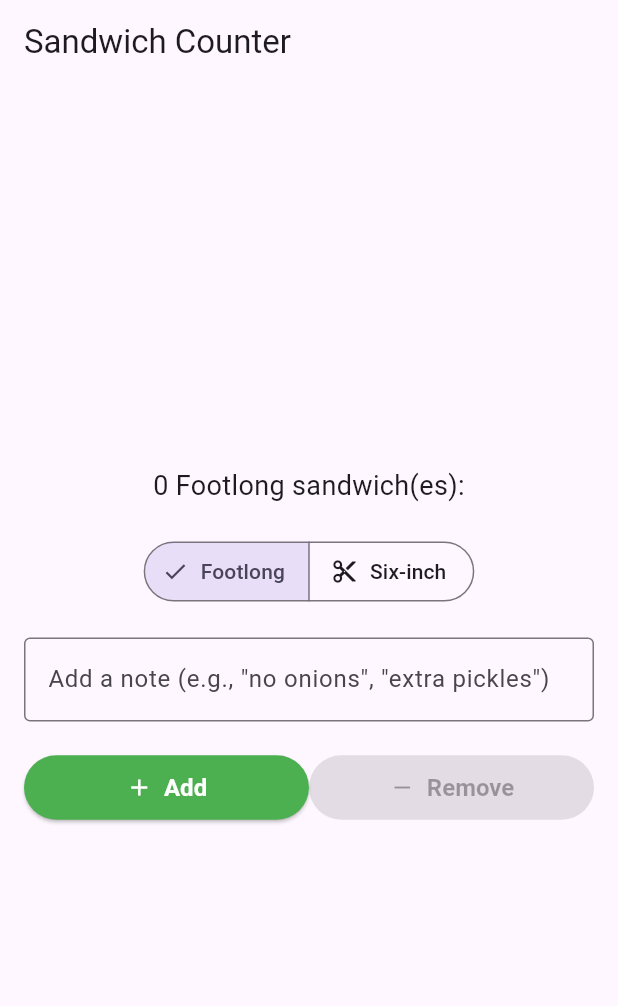
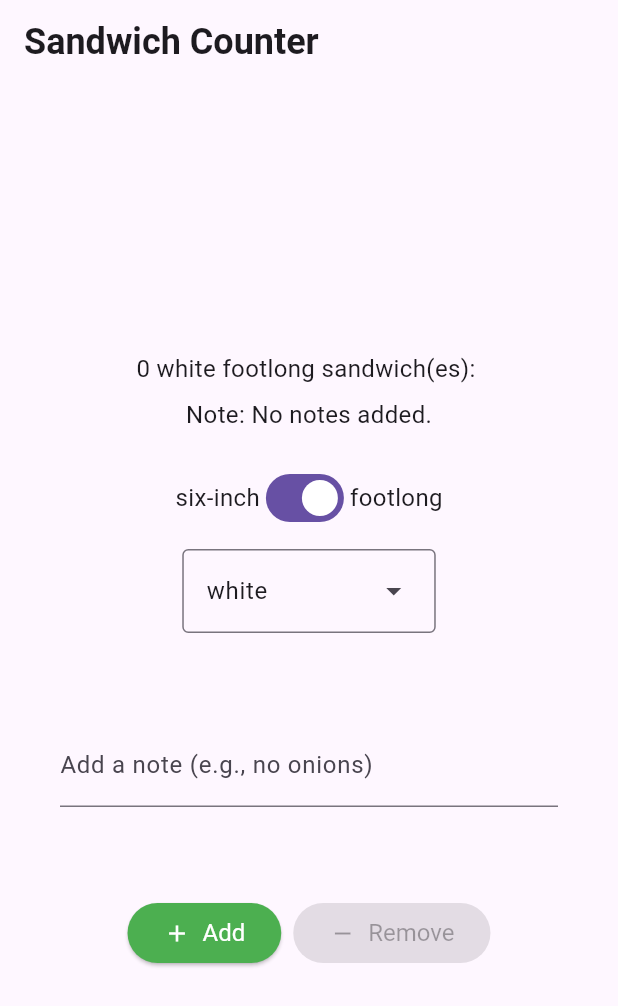
Before and after one commit to sd7n/seansandwich_shop, a Flutter app: the screen it shows after launch, on a phone screen of 412 x 824 dp. Shown: the top 1006 px of the screen. Run offline on Flutter 3.47's test engine with Material 3 defaults, Android fonts, the light colour scheme and no system bars.

Commit message:
Refactor OrderScreen to enhance state management and UI interactions; add BreadType enum

```diff
--- a/lib/main.dart
+++ b/lib/main.dart
@@ -1,5 +1,7 @@
 import 'package:flutter/material.dart';
-import 'package:seansandwich_shop/views/app_styles.dart';
+import 'app_styles.dart';
+
+enum BreadType { white, wheat, wholemeal }
 
 void main() {
   runApp(const App());
@@ -12,7 +14,7 @@
   Widget build(BuildContext context) {
     return const MaterialApp(
       title: 'Sandwich Shop App',
-      home: OrderScreen(),
+      home: OrderScreen(maxQuantity: 5),
     );
   }
 }
@@ -30,171 +32,218 @@
 
 class _OrderScreenState extends State<OrderScreen> {
   int _quantity = 0;
-  String _note = '';
-  String _sandwichType = 'Footlong'; // 🆕 New state variable
-  final TextEditingController _noteController = TextEditingController();
+  final TextEditingController _notesController = TextEditingController();
+  bool _isFootlong = true;
+  BreadType _selectedBreadType = BreadType.white;
 
-  void _increaseQuantity() {
-    if (_quantity < widget.maxQuantity) {
-      setState(() => _quantity++);
-    }
-  }
-
-  void _decreaseQuantity() {
-    if (_quantity > 0) {
-      setState(() => _quantity--);
-    }
+  @override
+  void initState() {
+    super.initState();
+    _notesController.addListener(() {
+      setState(() {});
+    });
   }
 
   @override
   void dispose() {
-    _noteController.dispose();
+    _notesController.dispose();
     super.dispose();
+  }
+
+  VoidCallback? _getIncreaseCallback() {
+    if (_quantity < widget.maxQuantity) {
+      return () {
+        setState(() => _quantity++);
+      };
+    }
+    return null;
+  }
+
+  VoidCallback? _getDecreaseCallback() {
+    if (_quantity > 0) {
+      return () {
+        setState(() => _quantity--);
+      };
+    }
+    return null;
+  }
+
+  void _onSandwichTypeChanged(bool value) {
+    setState(() => _isFootlong = value);
+  }
+
+  void _onBreadTypeSelected(BreadType? value) {
+    if (value != null) {
+      setState(() => _selectedBreadType = value);
+    }
+  }
+
+  List<DropdownMenuEntry<BreadType>> _buildDropdownEntries() {
+    List<DropdownMenuEntry<BreadType>> entries = [];
+    for (BreadType bread in BreadType.values) {
+      DropdownMenuEntry<BreadType> newEntry = DropdownMenuEntry<BreadType>(
+        value: bread,
+        label: bread.name,
+      );
+      entries.add(newEntry);
+    }
+    return entries;
   }
 
   @override
   Widget build(BuildContext context) {
-    final bool canAdd = _quantity < widget.maxQuantity;
-    final bool canRemove = _quantity > 0;
+    String sandwichType = 'footlong';
+    if (!_isFootlong) {
+      sandwichType = 'six-inch';
+    }
+
+    String noteForDisplay;
+    if (_notesController.text.isEmpty) {
+      noteForDisplay = 'No notes added.';
+    } else {
+      noteForDisplay = _notesController.text;
+    }
 
     return Scaffold(
       appBar: AppBar(
-        title: const Text('Sandwich Counter'),
+        title: const Text(
+          'Sandwich Counter',
+          style: heading1,
+        ),
       ),
       body: Center(
-        child: Padding(
-          padding: const EdgeInsets.all(16.0),
         child: Column(
           mainAxisAlignment: MainAxisAlignment.center,
           children: <Widget>[
-              // Display sandwich order summary
             OrderItemDisplay(
-                _quantity,
-                _sandwichType,
+              quantity: _quantity,
+              itemType: sandwichType,
+              breadType: _selectedBreadType,
+              orderNote: noteForDisplay,
             ),
-
             const SizedBox(height: 20),
-
-              // 🆕 Sandwich type selector
-              SegmentedButton<String>(
-                segments: const <ButtonSegment<String>>[
-                  ButtonSegment(
-                    value: 'Footlong',
-                    label: Text('Footlong'),
-                    icon: Icon(Icons.straighten),
+            Row(
+              mainAxisAlignment: MainAxisAlignment.center,
+              children: [
+                const Text('six-inch', style: normalText),
+                Switch(
+                  value: _isFootlong,
+                  onChanged: _onSandwichTypeChanged,
                 ),
-                  ButtonSegment(
-                    value: 'Six-inch',
-                    label: Text('Six-inch'),
-                    icon: Icon(Icons.cut),
+                const Text('footlong', style: normalText),
+              ],
             ),
-                ],
-                selected: <String>{_sandwichType},
-                onSelectionChanged: (Set<String> newSelection) {
-                  setState(() {
-                    _sandwichType = newSelection.first;
-                  });
-                },
+            const SizedBox(height: 10),
+            DropdownMenu<BreadType>(
+              textStyle: normalText,
+              initialSelection: _selectedBreadType,
+              onSelected: _onBreadTypeSelected,
+              dropdownMenuEntries: _buildDropdownEntries(),
             ),
-
             const SizedBox(height: 20),
-
-              // Notes input field
-              TextField(
-                controller: _noteController,
+            Padding(
+              padding: const EdgeInsets.all(40.0),
+              child: TextField(
+                key: const Key('notes_textfield'),
+                controller: _notesController,
                 decoration: const InputDecoration(
-                  border: OutlineInputBorder(),
-                  labelText: 'Add a note (e.g., "no onions", "extra pickles")',
+                  labelText: 'Add a note (e.g., no onions)',
                 ),
-                onChanged: (value) => setState(() => _note = value),
               ),
-
+            ),
             const SizedBox(height: 20),
-
-              // Add / Remove buttons
             Row(
-                mainAxisAlignment: MainAxisAlignment.spaceBetween,
+              mainAxisAlignment: MainAxisAlignment.center,
               children: [
                 StyledButton(
+                  onPressed: _getIncreaseCallback(),
+                  icon: Icons.add,
                   label: 'Add',
-                    icon: Icons.add,
-                    color: Colors.green,
-                    onPressed: canAdd ? _increaseQuantity : null,
+                  backgroundColor: Colors.green,
                 ),
+                const SizedBox(width: 8),
                 StyledButton(
+                  onPressed: _getDecreaseCallback(),
+                  icon: Icons.remove,
                   label: 'Remove',
-                    icon: Icons.remove,
-                    color: Colors.red,
-                    onPressed: canRemove ? _decreaseQuantity : null,
+                  backgroundColor: Colors.red,
                 ),
               ],
             ),
-
-              const SizedBox(height: 20),
-
-              // Display user note if any
-              if (_note.isNotEmpty)
-                Text(
-                  'Note: $_note',
-                  style: const TextStyle(fontStyle: FontStyle.italic),
-                ),
           ],
-          ),
         ),
       ),
     );
   }
 }
 
-// Styled reusable button
 class StyledButton extends StatelessWidget {
+  final VoidCallback? onPressed;
+  final IconData icon;
   final String label;
-  final IconData icon;
-  final Color color;
-  final VoidCallback? onPressed;
+  final Color backgroundColor;
 
   const StyledButton({
     super.key,
+    required this.onPressed,
+    required this.icon,
     required this.label,
-    required this.icon,
-    required this.color,
-    required this.onPressed,
+    required this.backgroundColor,
   });
 
   @override
   Widget build(BuildContext context) {
-    return Expanded(
-      child: ElevatedButton.icon(
+    ButtonStyle myButtonStyle = ElevatedButton.styleFrom(
+      backgroundColor: backgroundColor,
+      foregroundColor: Colors.white,
+      textStyle: normalText,
+    );
+
+    return ElevatedButton(
       onPressed: onPressed,
-        style: ElevatedButton.styleFrom(
-          backgroundColor: onPressed == null ? Colors.grey : color,
-          foregroundColor: Colors.white,
-          padding: const EdgeInsets.symmetric(horizontal: 20, vertical: 12),
-          textStyle: const TextStyle(
-            fontSize: 16,
-            fontWeight: FontWeight.bold,
-          ),
-        ),
-        icon: Icon(icon),
-        label: Text(label),
+      style: myButtonStyle,
+      child: Row(
+        children: [
+          Icon(icon),
+          const SizedBox(width: 8),
+          Text(label),
+        ],
       ),
     );
   }
 }
 
-// Displays the current sandwich order
 class OrderItemDisplay extends StatelessWidget {
   final int quantity;
   final String itemType;
+  final BreadType breadType;
+  final String orderNote;
 
-  const OrderItemDisplay(this.quantity, this.itemType, {super.key});
+  const OrderItemDisplay({
+    super.key,
+    required this.quantity,
+    required this.itemType,
+    required this.breadType,
+    required this.orderNote,
+  });
 
   @override
   Widget build(BuildContext context) {
-    return Text(
-      '$quantity $itemType sandwich(es): ${'🥪' * quantity}',
-      style: const TextStyle(fontSize: 18),
-      textAlign: TextAlign.center,
+    String displayText =
+        '$quantity ${breadType.name} $itemType sandwich(es): ${'🥪' * quantity}';
+
+    return Column(
+      children: [
+        Text(
+          displayText,
+          style: normalText,
+        ),
+        const SizedBox(height: 8),
+        Text(
+          'Note: $orderNote',
+          style: normalText,
+        ),
+      ],
     );
   }
 }
--- /dev/null
+++ b/lib/repositories/order_repository.dart
@@ -0,0 +1,23 @@
+class OrderRepository {
+  int _quantity = 0;
+  final int maxQuantity;
+
+  OrderRepository({required this.maxQuantity});
+
+  int get quantity => _quantity;
+
+  bool get canIncrement => _quantity < maxQuantity;
+  bool get canDecrement => _quantity > 0;
+
+  void increment() {
+    if (canIncrement) {
+      _quantity++;
+    }
+  }
+
+  void decrement() {
+    if (canDecrement) {
+      _quantity--;
+    }
+  }
+}
```
Also changed, not shown: lib/app_styles.dart (renamed from lib/views/app_styles.dart). Lines whose indentation alone changed are shown as unchanged.
